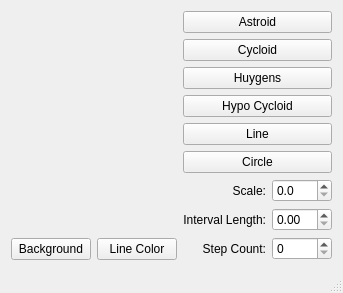
Old version of the form mainwindow.ui in the repository eagleranger96/QtCurvesCPP.
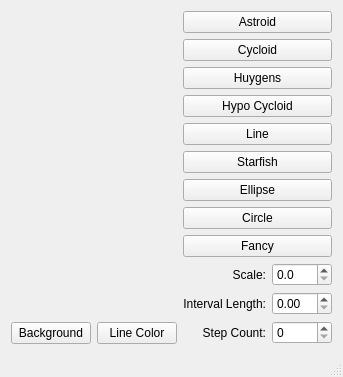
New version of the form. Custom widgets are drawn as their Qt base class.

Patch:
```diff
--- a/mainwindow.ui
+++ b/mainwindow.ui
@@ -7,7 +7,7 @@
     <x>0</x>
     <y>0</y>
     <width>337</width>
-    <height>263</height>
+    <height>290</height>
    </rect>
   </property>
   <property name="windowTitle">
@@ -90,6 +90,20 @@
         </property>
        </widget>
       </item>
+      <item>
+       <widget class="QPushButton" name="btnStarfish">
+        <property name="text">
+         <string>Starfish</string>
+        </property>
+       </widget>
+      </item>
+      <item>
+       <widget class="QPushButton" name="btnEllipse">
+        <property name="text">
+         <string>Ellipse</string>
+        </property>
+       </widget>
+      </item>
       <item>
        <widget class="QPushButton" name="btnCircle">
         <property name="text">
@@ -97,6 +111,13 @@
         </property>
        </widget>
       </item>
+      <item>
+       <widget class="QPushButton" name="btnFancy">
+        <property name="text">
+         <string>Fancy</string>
+        </property>
+       </widget>
+      </item>
       <item>
        <layout class="QHBoxLayout" name="horizontalLayout">
         <item>
```
